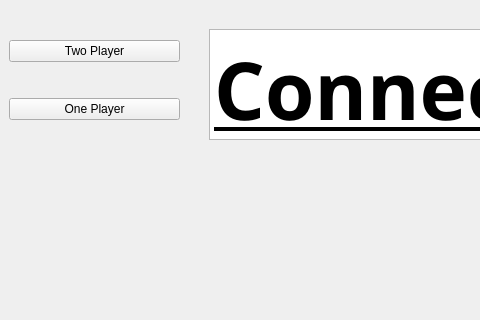
This is mainwindow.ui in jackalot/Connect-4-Class-Project as Qt 5 draws it before an edit; both pictures show x 0 to 480 and y 0 to 320 of the 800 by 600 pixel window. The edited form follows.
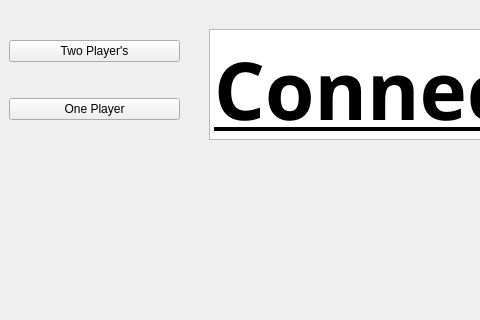
This is the edited form.

Commit message: added 's to two player

The edit to the form file:
```diff
--- a/mainwindow.ui
+++ b/mainwindow.ui
@@ -27,7 +27,7 @@
      <item>
       <widget class="QPushButton" name="TwoPlayerButton">
        <property name="text">
-        <string>Two Player</string>
+        <string>Two Player's</string>
        </property>
       </widget>
      </item>
```
